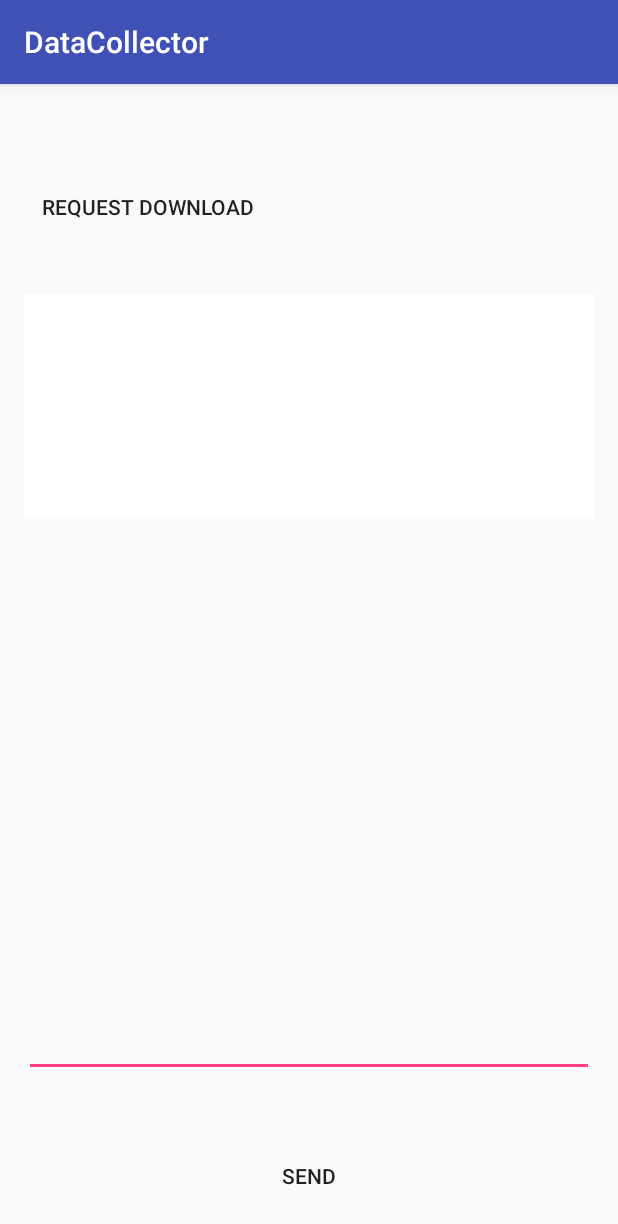
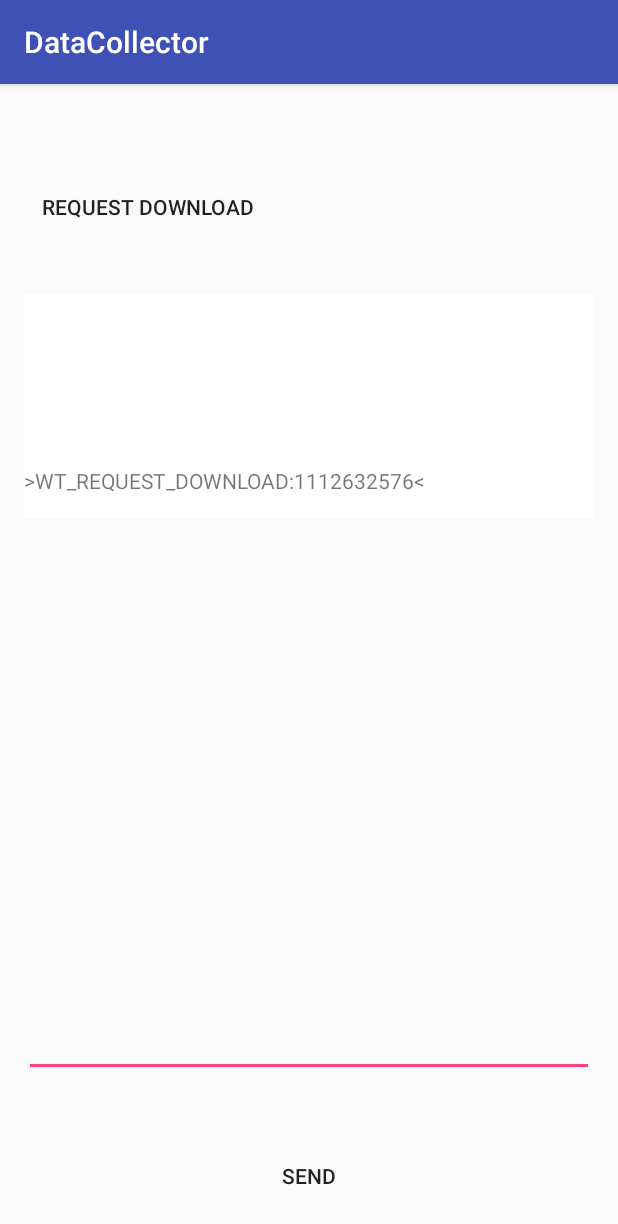
Before and after one commit to TheWaterTeam/waterteam-android, an Android app: the SerialConsoleActivity screen opened directly, with no data from a screen before it, after a tap on "REQUEST DOWNLOAD", on a phone screen of 412 x 824 dp. Shown: the top 1224 px of the screen. Run offline under Robolectric (Android 15) with nearby library versions, the phone set to English and light mode, and no system bars; libraries missing offline, so code that uses them is left out: io.realm; 4 statements that could not run were skipped.

Commit message:
Send a last download date to download recent files only

```diff
--- a/DataCollector/app/src/main/AndroidManifest.xml
+++ b/DataCollector/app/src/main/AndroidManifest.xml
@@ -23,6 +23,7 @@
             android:name="com.aquarius.datacollector.activities.SerialConsoleActivity"
             android:label="@string/app_name"
             android:windowSoftInputMode="adjustPan"
+            android:screenOrientation="portrait"
             >
 
             <intent-filter>
--- a/DataCollector/app/src/main/java/com/aquarius/datacollector/activities/SerialConsoleActivity.java
+++ b/DataCollector/app/src/main/java/com/aquarius/datacollector/activities/SerialConsoleActivity.java
@@ -117,7 +117,9 @@ public class SerialConsoleActivity extends AppCompatActivity implements ControlL
             @Override
             public void onClick(View v) {
 
-                String data = ">WT_REQUEST_DOWNLOAD<";
+                int lastDownloadDate = 1112632576;
+                String data = ">WT_REQUEST_DOWNLOAD:" + String.valueOf(lastDownloadDate) + "<";
+                display.append(data + "\n");
                 if (usbService != null) { // if UsbService was correctly binded, Send data
                     usbService.write(data.getBytes());
                 }
```
